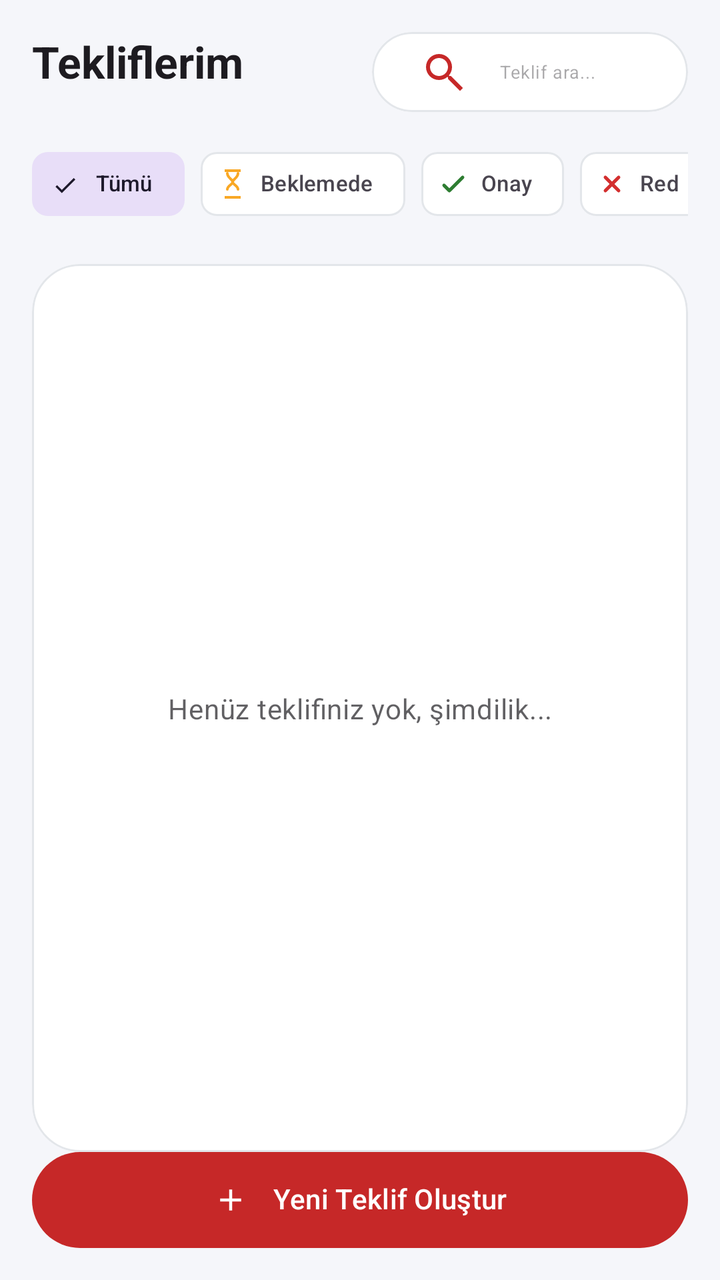
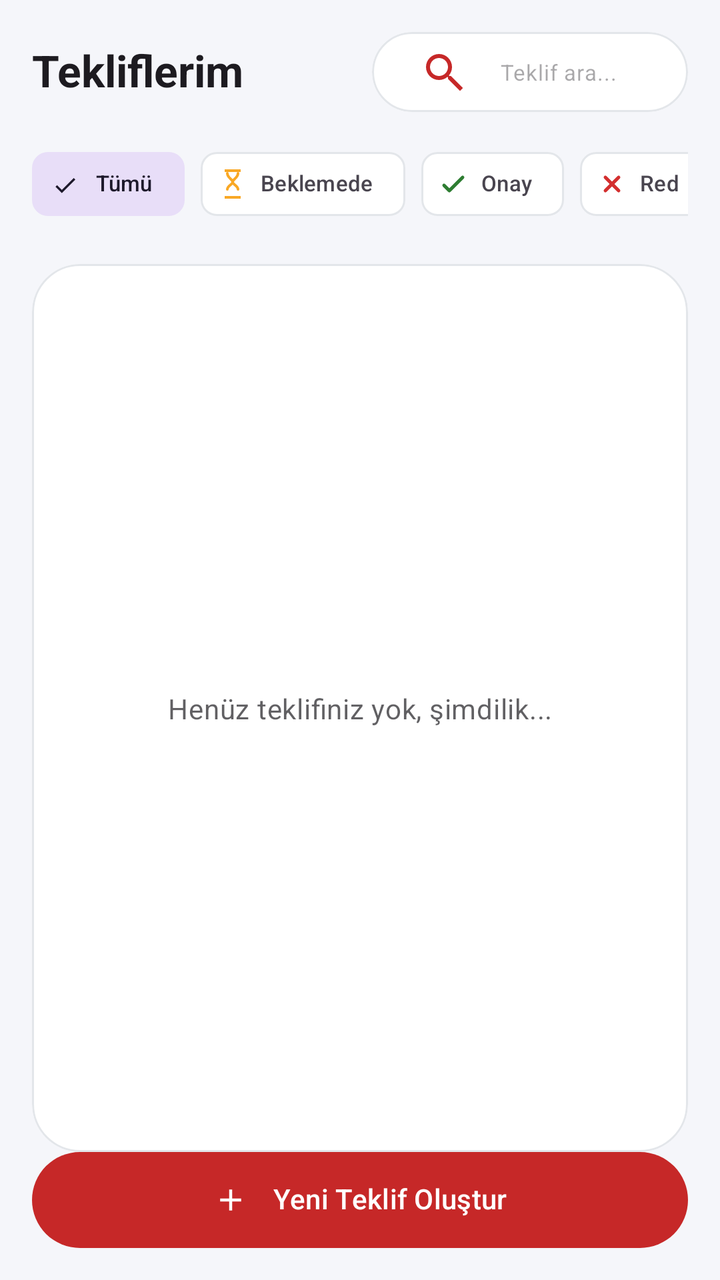

Before-and-after screenshots of an Android layout around one commit, followed by the original layout XML and the change that was made.
<!-- AndroidManifest.xml: application theme Theme.DogalgazTeklif -->
<!-- res/layout/fragment_quotes.xml -->
<?xml version="1.0" encoding="utf-8"?>
<androidx.constraintlayout.widget.ConstraintLayout xmlns:android="http://schemas.android.com/apk/res/android"
    xmlns:app="http://schemas.android.com/apk/res-auto"
    xmlns:tools="http://schemas.android.com/tools"
    android:layout_width="match_parent"
    android:layout_height="match_parent"
    android:background="@color/bg_light"
    android:padding="@dimen/space_m"
    tools:context="com.ahmetsudeys.dogalgazteklif.ui.quotes.QuotesFragment">

    <TextView
        android:id="@+id/text_title"
        android:layout_width="0dp"
        android:layout_height="wrap_content"
        android:text="@string/quotes_title"
        android:textAppearance="?attr/textAppearanceTitleLarge"
        android:textStyle="bold"
        app:layout_constraintStart_toStartOf="parent"
        app:layout_constraintEnd_toStartOf="@id/card_search"
        app:layout_constraintTop_toTopOf="parent" />

    <com.google.android.material.card.MaterialCardView
        android:id="@+id/card_search"
        style="@style/Widget.Rota.Card"
        android:layout_width="0dp"
        android:layout_height="40dp"
        android:layout_marginStart="@dimen/space_s"
        app:layout_constraintStart_toEndOf="@id/text_title"
        app:layout_constraintEnd_toEndOf="parent"
        app:layout_constraintTop_toTopOf="parent"
        app:layout_constraintWidth_max="200dp"
        app:layout_constraintWidth_min="120dp">

        <com.google.android.material.textfield.TextInputLayout
            android:id="@+id/input_search"
            android:layout_width="match_parent"
            android:layout_height="match_parent"
            android:paddingStart="@dimen/space_s"
            android:paddingEnd="@dimen/space_s"
            app:hintEnabled="false"
            app:startIconDrawable="@drawable/ic_search"
            app:startIconTint="@color/brand_red">

            <com.google.android.material.textfield.TextInputEditText
                android:id="@+id/edit_search"
                android:layout_width="match_parent"
                android:layout_height="match_parent"
                android:background="@android:color/transparent"
                android:hint="@string/search_quote"
                android:imeOptions="actionSearch"
                android:inputType="text"
                android:maxLines="1"
                android:padding="0dp"
                android:textSize="9sp" />
        </com.google.android.material.textfield.TextInputLayout>
    </com.google.android.material.card.MaterialCardView>

    <androidx.constraintlayout.widget.Barrier
        android:id="@+id/top_row_barrier"
        android:layout_width="wrap_content"
        android:layout_height="wrap_content"
        app:barrierDirection="bottom"
        app:constraint_referenced_ids="text_title,card_search" />

    <HorizontalScrollView
        android:id="@+id/scroll_status_filters"
        android:layout_width="0dp"
        android:layout_height="wrap_content"
        android:layout_marginTop="@dimen/space_s"
        android:fillViewport="true"
        android:overScrollMode="never"
        android:scrollbars="none"
        app:layout_constraintEnd_toEndOf="parent"
        app:layout_constraintStart_toStartOf="parent"
        app:layout_constraintTop_toBottomOf="@id/top_row_barrier">

        <com.google.android.material.chip.ChipGroup
            android:id="@+id/chip_group_status_filters"
            android:layout_width="wrap_content"
            android:layout_height="wrap_content"
            app:singleSelection="true"
            app:selectionRequired="true"
            app:chipSpacingHorizontal="@dimen/space_xs">

            <com.google.android.material.chip.Chip
                android:id="@+id/chip_filter_all"
                style="@style/Widget.Material3.Chip.Filter"
                android:layout_width="wrap_content"
                android:layout_height="wrap_content"
                android:minHeight="32dp"
                android:text="@string/filter_all"
                android:textSize="11sp"
                android:checked="true" />

            <com.google.android.material.chip.Chip
                android:id="@+id/chip_filter_pending"
                style="@style/Widget.Material3.Chip.Filter"
                android:layout_width="wrap_content"
                android:layout_height="wrap_content"
                android:minHeight="32dp"
                android:text="@string/filter_pending"
                android:textSize="11sp"
                app:chipIcon="@drawable/ic_status_pending"
                app:chipIconSize="16dp"
                app:chipIconTint="@color/warning_amber"
                app:chipIconVisible="true" />

            <com.google.android.material.chip.Chip
                android:id="@+id/chip_filter_approved"
                style="@style/Widget.Material3.Chip.Filter"
                android:layout_width="wrap_content"
                android:layout_height="wrap_content"
                android:minHeight="32dp"
                android:text="@string/filter_approved"
                android:textSize="11sp"
                app:chipIcon="@drawable/ic_status_approved"
                app:chipIconSize="16dp"
                app:chipIconTint="@color/success_green"
                app:chipIconVisible="true" />

            <com.google.android.material.chip.Chip
                android:id="@+id/chip_filter_rejected"
                style="@style/Widget.Material3.Chip.Filter"
                android:layout_width="wrap_content"
                android:layout_height="wrap_content"
                android:minHeight="32dp"
                android:text="@string/filter_rejected"
                android:textSize="11sp"
                app:chipIcon="@drawable/ic_status_rejected"
                app:chipIconSize="16dp"
                app:chipIconTint="@color/error_red"
                app:chipIconVisible="true" />
        </com.google.android.material.chip.ChipGroup>
    </HorizontalScrollView>

    <com.google.android.material.card.MaterialCardView
        android:id="@+id/card_quotes"
        style="@style/Widget.Rota.Card"
        android:layout_width="0dp"
        android:layout_height="0dp"
        android:layout_marginTop="@dimen/space_m"
        app:layout_constraintBottom_toTopOf="@id/button_new_quote"
        app:layout_constraintEnd_toEndOf="parent"
        app:layout_constraintStart_toStartOf="parent"
        app:layout_constraintTop_toBottomOf="@id/scroll_status_filters">

        <androidx.constraintlayout.widget.ConstraintLayout
            android:layout_width="match_parent"
            android:layout_height="match_parent"
            android:padding="@dimen/space_s">

            <TextView
                android:id="@+id/text_empty"
                android:layout_width="0dp"
                android:layout_height="wrap_content"
                android:gravity="center"
                android:text="@string/no_quotes_yet"
                android:textAppearance="?attr/textAppearanceBodyMedium"
                android:alpha="0.7"
                app:layout_constraintBottom_toBottomOf="parent"
                app:layout_constraintEnd_toEndOf="parent"
                app:layout_constraintStart_toStartOf="parent"
                app:layout_constraintTop_toTopOf="parent" />

            <androidx.recyclerview.widget.RecyclerView
                android:id="@+id/recycler_quotes"
                android:layout_width="0dp"
                android:layout_height="0dp"
                android:overScrollMode="never"
                app:layout_constraintBottom_toBottomOf="parent"
                app:layout_constraintEnd_toEndOf="parent"
                app:layout_constraintStart_toStartOf="parent"
                app:layout_constraintTop_toTopOf="parent"
                tools:listitem="@layout/item_quote_row" />

        </androidx.constraintlayout.widget.ConstraintLayout>
    </com.google.android.material.card.MaterialCardView>

    <com.google.android.material.button.MaterialButton
        android:id="@+id/button_new_quote"
        style="@style/Widget.Rota.Button.Primary"
        android:layout_width="0dp"
        android:layout_height="wrap_content"
        android:layout_marginTop="@dimen/space_m"
        android:text="@string/new_quote"
        app:icon="@drawable/ic_plus"
        app:iconGravity="textStart"
        app:iconPadding="@dimen/space_s"
        app:iconTint="@color/white"
        app:layout_constraintBottom_toBottomOf="parent"
        app:layout_constraintEnd_toEndOf="parent"
        app:layout_constraintStart_toStartOf="parent" />

</androidx.constraintlayout.widget.ConstraintLayout>
<!-- res/layout/item_quote_row.xml (included above) -->
<?xml version="1.0" encoding="utf-8"?>
<com.google.android.material.card.MaterialCardView xmlns:android="http://schemas.android.com/apk/res/android"
    xmlns:app="http://schemas.android.com/apk/res-auto"
    xmlns:tools="http://schemas.android.com/tools"
    android:id="@+id/card_root"
    style="@style/Widget.Rota.Card"
    android:layout_width="match_parent"
    android:layout_height="wrap_content"
    android:layout_marginBottom="@dimen/space_xs">

    <androidx.constraintlayout.widget.ConstraintLayout
        android:layout_width="match_parent"
        android:layout_height="wrap_content"
        android:padding="@dimen/space_s">

        <View
            android:id="@+id/view_status_bar"
            android:layout_width="4dp"
            android:layout_height="0dp"
            android:background="@color/warning_amber"
            app:layout_constraintBottom_toBottomOf="parent"
            app:layout_constraintStart_toStartOf="parent"
            app:layout_constraintTop_toTopOf="parent" />

        <ImageView
            android:id="@+id/image_eye"
            android:layout_width="20dp"
            android:layout_height="20dp"
            android:contentDescription="@null"
            app:layout_constraintStart_toEndOf="@id/view_status_bar"
            app:layout_constraintTop_toTopOf="parent"
            android:layout_marginStart="@dimen/space_s"
            app:srcCompat="@drawable/ic_eye" />

        
        <LinearLayout
            android:id="@+id/layout_status"
            android:layout_width="wrap_content"
            android:layout_height="wrap_content"
            android:background="@drawable/bg_status_pill"
            android:backgroundTint="@color/warning_amber_soft"
            android:clickable="true"
            android:focusable="true"
            android:gravity="center_vertical"
            android:orientation="horizontal"
            android:paddingStart="10dp"
            android:paddingEnd="6dp"
            android:paddingTop="5dp"
            android:paddingBottom="5dp"
            app:layout_constraintEnd_toEndOf="parent"
            app:layout_constraintTop_toTopOf="parent">

            <ImageView
                android:id="@+id/image_status"
                android:layout_width="15dp"
                android:layout_height="15dp"
                android:contentDescription="@null"
                app:srcCompat="@drawable/ic_status_pending"
                app:tint="@color/warning_amber" />

            <TextView
                android:id="@+id/text_status_label"
                android:layout_width="wrap_content"
                android:layout_height="wrap_content"
                android:layout_marginStart="5dp"
                android:text="@string/status_pending"
                android:textColor="@color/warning_amber"
                android:textSize="12sp"
                android:textStyle="bold" />

            <ImageView
                android:id="@+id/image_caret"
                android:layout_width="14dp"
                android:layout_height="14dp"
                android:layout_marginStart="2dp"
                android:contentDescription="@null"
                app:srcCompat="@drawable/ic_caret_down"
                app:tint="@color/warning_amber" />
        </LinearLayout>

        <ImageView
            android:id="@+id/image_delete"
            android:layout_width="24dp"
            android:layout_height="24dp"
            android:contentDescription="@null"
            android:visibility="gone"
            app:layout_constraintEnd_toEndOf="parent"
            app:layout_constraintTop_toBottomOf="@id/layout_status"
            android:layout_marginTop="10dp"
            app:srcCompat="@drawable/ic_trash" />

        <TextView
            android:id="@+id/text_customer"
            android:layout_width="0dp"
            android:layout_height="wrap_content"
            android:textAppearance="?attr/textAppearanceTitleMedium"
            android:textStyle="bold"
            app:layout_constraintEnd_toStartOf="@id/layout_status"
            app:layout_constraintStart_toEndOf="@id/image_eye"
            app:layout_constraintTop_toTopOf="@id/image_eye"
            android:layout_marginEnd="@dimen/space_s"
            android:layout_marginStart="@dimen/space_s"
            android:maxLines="1"
            android:ellipsize="end" />

        <TextView
            android:id="@+id/text_operations"
            android:layout_width="0dp"
            android:layout_height="wrap_content"
            android:layout_marginTop="4dp"
            android:textAppearance="?attr/textAppearanceBodyMedium"
            android:alpha="0.75"
            app:layout_constraintEnd_toStartOf="@id/layout_status"
            app:layout_constraintStart_toStartOf="@id/text_customer"
            app:layout_constraintTop_toBottomOf="@id/text_customer"
            android:layout_marginEnd="@dimen/space_s"
            android:maxLines="2"
            android:ellipsize="end" />

        <TextView
            android:id="@+id/text_note"
            android:layout_width="0dp"
            android:layout_height="wrap_content"
            android:layout_marginTop="4dp"
            android:alpha="0.8"
            android:maxLines="1"
            android:ellipsize="end"
            android:textAppearance="?attr/textAppearanceBodySmall"
            android:textColor="@color/brand_blue"
            android:visibility="gone"
            app:layout_constraintEnd_toEndOf="parent"
            app:layout_constraintStart_toStartOf="@id/text_operations"
            app:layout_constraintTop_toBottomOf="@id/text_operations"
            android:layout_marginEnd="@dimen/space_s" />

        <TextView
            android:id="@+id/text_total"
            android:layout_width="0dp"
            android:layout_height="wrap_content"
            android:layout_marginTop="6dp"
            android:textAppearance="?attr/textAppearanceBodyMedium"
            android:textStyle="bold"
            android:textColor="@color/brand_red"
            app:layout_constraintEnd_toEndOf="parent"
            app:layout_constraintStart_toStartOf="@id/text_operations"
            app:layout_constraintTop_toBottomOf="@id/text_note" />

    </androidx.constraintlayout.widget.ConstraintLayout>
</com.google.android.material.card.MaterialCardView>
<!-- resources referenced by this layout -->
<resources>
  <color name="bg_light">#FFF5F6FA</color>
  <color name="brand_blue">#FF1976D2</color>
  <color name="brand_red">#FFC62828</color>
  <color name="error_red">#FFD32F2F</color>
  <color name="success_green">#FF2E7D32</color>
  <color name="warning_amber">#FFF9A825</color>
  <color name="warning_amber_soft">#26F9A825</color>
  <color name="white">#FFFFFFFF</color>
  <dimen name="space_m">16dp</dimen>
  <dimen name="space_s">12dp</dimen>
  <dimen name="space_xs">8dp</dimen>
  <!-- drawable bg_status_pill (drawable) -->
  <?xml version="1.0" encoding="utf-8"?>
  <shape xmlns:android="http://schemas.android.com/apk/res/android"
      android:shape="rectangle">
      <solid android:color="@color/white" />
      <corners android:radius="999dp" />
  </shape>
  <!-- drawable ic_caret_down (drawable) -->
  <vector xmlns:android="http://schemas.android.com/apk/res/android"
      android:width="20dp"
      android:height="20dp"
      android:viewportWidth="24"
      android:viewportHeight="24">
  
      <path
          android:fillColor="@android:color/transparent"
          android:strokeColor="#FF000000"
          android:strokeWidth="2.4"
          android:strokeLineCap="round"
          android:strokeLineJoin="round"
          android:pathData="M7,10l5,5l5,-5" />
  </vector>
  <!-- drawable ic_plus (drawable) -->
  <?xml version="1.0" encoding="utf-8"?>
  <vector xmlns:android="http://schemas.android.com/apk/res/android"
      android:width="24dp"
      android:height="24dp"
      android:viewportWidth="24"
      android:viewportHeight="24">
      <path
          android:fillColor="?attr/colorOnSurface"
          android:pathData="M19,13h-6v6h-2v-6H5v-2h6V5h2v6h6v2z" />
  </vector>
  <string name="filter_all">Tümü</string>
  <string name="filter_approved">Onay</string>
  <string name="filter_pending">Beklemede</string>
  <string name="filter_rejected">Red</string>
  <string name="new_quote">Yeni Teklif Oluştur</string>
  <string name="no_quotes_yet">Henüz teklifiniz yok, şimdilik...</string>
  <string name="quotes_title">Tekliflerim</string>
  <string name="search_quote">Teklif ara...</string>
  <string name="status_pending">Beklemede</string>
  <style name="Widget.Rota.Card">
          <item name="cardCornerRadius">@dimen/radius_l</item>
          <item name="strokeColor">@color/outline_light</item>
          <item name="strokeWidth">1dp</item>
          <item name="cardBackgroundColor">@color/surface_white</item>
      </style>
  <style name="Theme.DogalgazTeklif" parent="Base.Theme.DogalgazTeklif" />
  <dimen name="radius_pill">28dp</dimen>
  <dimen name="radius_l">24dp</dimen>
  <color name="outline_light">#FFE3E6EA</color>
  <color name="surface_white">#FFFFFFFF</color>
  <color name="black">#FF000000</color>
  <!-- unchanged entries left out for length: 8 -->
</resources>

<!-- the commit's change to res/layout/fragment_quotes.xml (unified diff, before → after) -->
@@ -10,14 +10,14 @@
 
     <TextView
         android:id="@+id/text_title"
+        style="@style/Widget.Rota.AutoSizeTitle"
         android:layout_width="0dp"
         android:layout_height="wrap_content"
         android:text="@string/quotes_title"
-        android:textAppearance="?attr/textAppearanceTitleLarge"
-        android:textStyle="bold"
+        app:layout_constraintBottom_toBottomOf="@id/card_search"
         app:layout_constraintStart_toStartOf="parent"
         app:layout_constraintEnd_toStartOf="@id/card_search"
-        app:layout_constraintTop_toTopOf="parent" />
+        app:layout_constraintTop_toTopOf="@id/card_search" />
 
     <com.google.android.material.card.MaterialCardView
         android:id="@+id/card_search"
@@ -51,7 +51,9 @@
                 android:inputType="text"
                 android:maxLines="1"
                 android:padding="0dp"
-                android:textSize="9sp" />
+                android:ellipsize="end"
+                android:singleLine="true"
+                android:textSize="11sp" />
         </com.google.android.material.textfield.TextInputLayout>
     </com.google.android.material.card.MaterialCardView>
 
@@ -238,8 +240,8 @@
             android:focusable="true"
             android:gravity="center_vertical"
             android:orientation="horizontal"
-            android:paddingStart="10dp"
-            android:paddingEnd="6dp"
+            android:paddingStart="8dp"
+            android:paddingEnd="5dp"
             android:paddingTop="5dp"
             android:paddingBottom="5dp"
             app:layout_constraintEnd_toEndOf="parent"
@@ -257,10 +259,11 @@
                 android:id="@+id/text_status_label"
                 android:layout_width="wrap_content"
                 android:layout_height="wrap_content"
-                android:layout_marginStart="5dp"
+                android:layout_marginStart="4dp"
+                android:singleLine="true"
                 android:text="@string/status_pending"
                 android:textColor="@color/warning_amber"
-                android:textSize="12sp"
+                android:textSize="11sp"
                 android:textStyle="bold" />
 
             <ImageView
@@ -284,19 +287,25 @@
             android:layout_marginTop="10dp"
             app:srcCompat="@drawable/ic_trash" />
 
+        
         <TextView
             android:id="@+id/text_customer"
+            style="@style/Widget.Rota.AutoSizeItemTitle"
             android:layout_width="0dp"
             android:layout_height="wrap_content"
-            android:textAppearance="?attr/textAppearanceTitleMedium"
-            android:textStyle="bold"
+            android:layout_marginStart="@dimen/space_s"
+            android:layout_marginEnd="@dimen/space_xs"
             app:layout_constraintEnd_toStartOf="@id/layout_status"
             app:layout_constraintStart_toEndOf="@id/image_eye"
-            app:layout_constraintTop_toTopOf="@id/image_eye"
-            android:layout_marginEnd="@dimen/space_s"
-            android:layout_marginStart="@dimen/space_s"
-            android:maxLines="1"
-            android:ellipsize="end" />
+            app:layout_constraintTop_toTopOf="@id/image_eye" />
+
+        
+        <androidx.constraintlayout.widget.Barrier
+            android:id="@+id/barrier_header"
+            android:layout_width="wrap_content"
+            android:layout_height="wrap_content"
+            app:barrierDirection="bottom"
+            app:constraint_referenced_ids="text_customer,layout_status" />
 
         <TextView
             android:id="@+id/text_operations"
@@ -305,10 +314,9 @@
             android:layout_marginTop="4dp"
             android:textAppearance="?attr/textAppearanceBodyMedium"
             android:alpha="0.75"
-            app:layout_constraintEnd_toStartOf="@id/layout_status"
+            app:layout_constraintEnd_toEndOf="parent"
             app:layout_constraintStart_toStartOf="@id/text_customer"
-            app:layout_constraintTop_toBottomOf="@id/text_customer"
-            android:layout_marginEnd="@dimen/space_s"
+            app:layout_constraintTop_toBottomOf="@id/barrier_header"
             android:maxLines="2"
             android:ellipsize="end" />
 
<!-- resource entries referenced after the edit -->
@@ -53,6 +53,27 @@
   <string name="quotes_title">Tekliflerim</string>
   <string name="search_quote">Teklif ara...</string>
   <string name="status_pending">Beklemede</string>
+  <style name="Widget.Rota.AutoSizeItemTitle" parent="">
+          <item name="android:textAppearance">?attr/textAppearanceTitleMedium</item>
+          <item name="android:textStyle">bold</item>
+          <item name="android:maxLines">1</item>
+          <item name="android:ellipsize">end</item>
+          <item name="autoSizeTextType">uniform</item>
+          <item name="autoSizeMinTextSize">12sp</item>
+          <item name="autoSizeMaxTextSize">16sp</item>
+          <item name="autoSizeStepGranularity">1sp</item>
+      </style>
+  <style name="Widget.Rota.AutoSizeTitle" parent="">
+          <item name="android:textAppearance">?attr/textAppearanceTitleLarge</item>
+          <item name="android:textStyle">bold</item>
+          <item name="android:maxLines">1</item>
+          <item name="android:ellipsize">end</item>
+          <item name="android:includeFontPadding">false</item>
+          <item name="autoSizeTextType">uniform</item>
+          <item name="autoSizeMinTextSize">14sp</item>
+          <item name="autoSizeMaxTextSize">22sp</item>
+          <item name="autoSizeStepGranularity">1sp</item>
+      </style>
   <style name="Widget.Rota.Card">
           <item name="cardCornerRadius">@dimen/radius_l</item>
           <item name="strokeColor">@color/outline_light</item>
